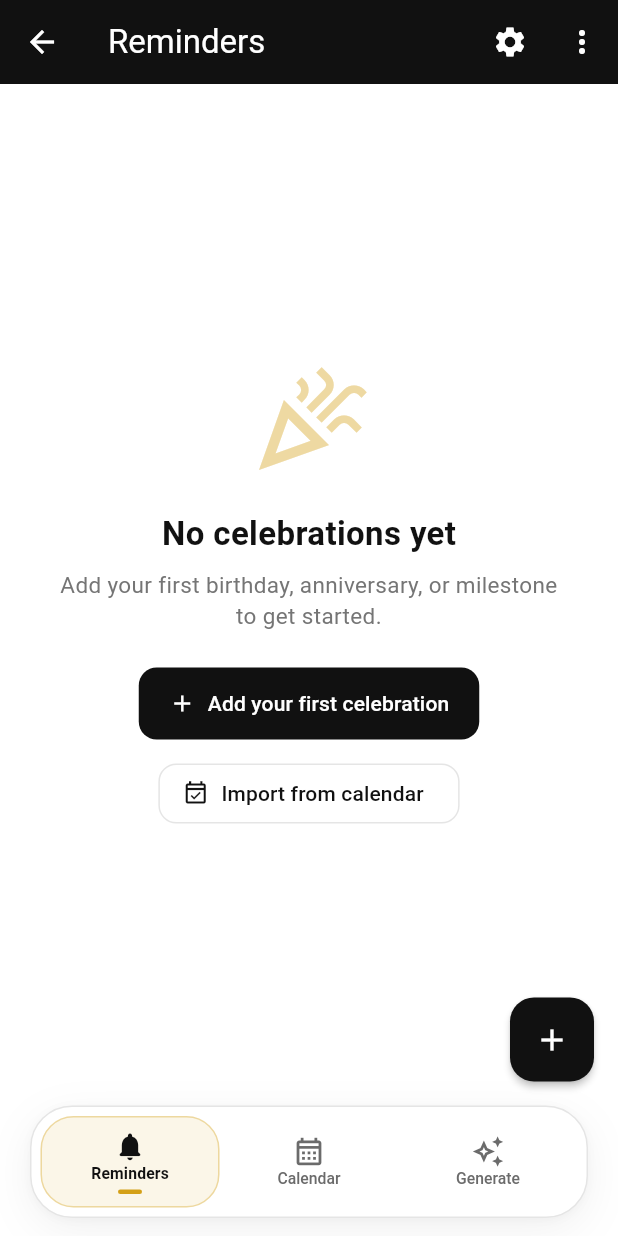
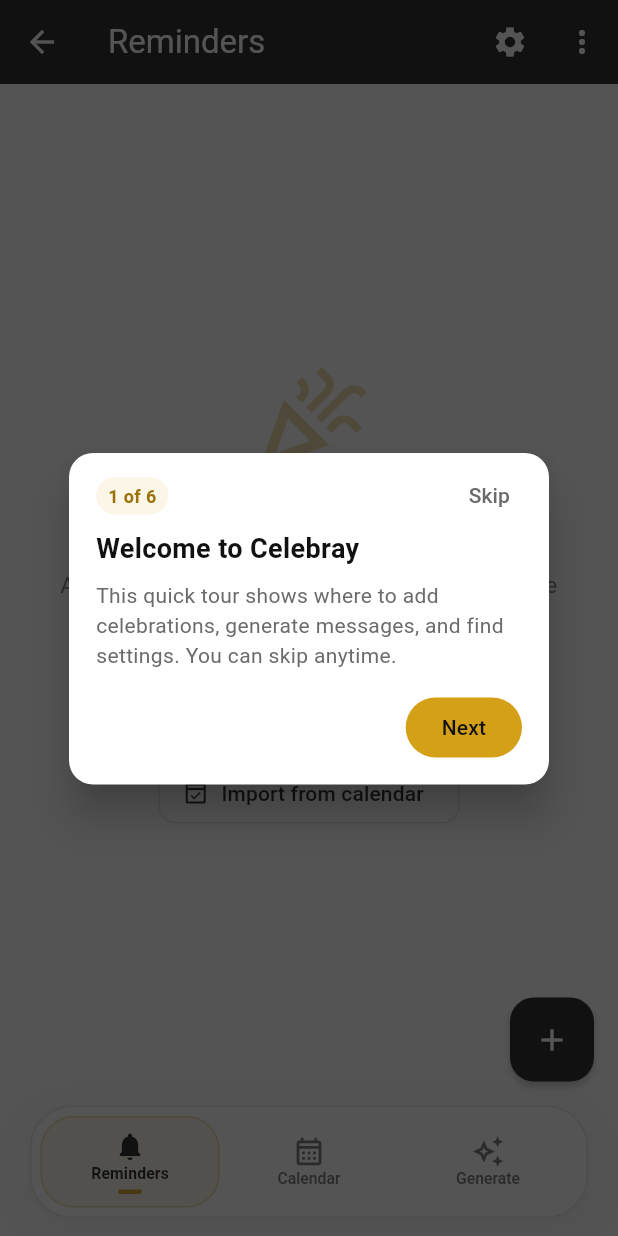
Before and after one commit to oluwasegunilori/celebray, a Flutter app: the HomeScreen screen opened by its route, on a phone screen of 412 x 824 dp. Run offline on Flutter 3.47's test engine with Material 3 defaults, Android fonts, the phone set to English and light mode, and no system bars; our stand-ins replace equatable, firebase_auth, firebase_core, firebase_crashlytics, flutter_local_notifications, flutter_riverpod and 13 more; missing offline and left inert: device_calendar; accounts and stored records are empty; generated files the repository leaves out were written again.

Commit message:
Add dismissible first-time home screen tutorial overlay.
Spotlight walkthrough highlights add, settings, and navigation with a one-time coach mark flow persisted via SharedPreferences.

Co-authored-by: Cursor <cursoragent@cursor.com>

```diff
--- /dev/null
+++ b/lib/core/tutorial/feature_tutorial_overlay.dart
@@ -0,0 +1,297 @@
+import 'package:celebray/core/theme/app_theme.dart';
+import 'package:flutter/material.dart';
+
+class TutorialStep {
+  final String title;
+  final String body;
+  final GlobalKey? targetKey;
+  final int? tabIndex;
+
+  const TutorialStep({
+    required this.title,
+    required this.body,
+    this.targetKey,
+    this.tabIndex,
+  });
+}
+
+class FeatureTutorialOverlay extends StatefulWidget {
+  final List<TutorialStep> steps;
+  final int stepIndex;
+  final VoidCallback onNext;
+  final VoidCallback onSkip;
+
+  const FeatureTutorialOverlay({
+    super.key,
+    required this.steps,
+    required this.stepIndex,
+    required this.onNext,
+    required this.onSkip,
+  });
+
+  @override
+  State<FeatureTutorialOverlay> createState() => _FeatureTutorialOverlayState();
+}
+
+class _FeatureTutorialOverlayState extends State<FeatureTutorialOverlay> {
+  Rect? _targetRect;
+
+  @override
+  void initState() {
+    super.initState();
+    WidgetsBinding.instance.addPostFrameCallback((_) => _updateTargetRect());
+  }
+
+  @override
+  void didUpdateWidget(FeatureTutorialOverlay oldWidget) {
+    super.didUpdateWidget(oldWidget);
+    if (oldWidget.stepIndex != widget.stepIndex) {
+      WidgetsBinding.instance.addPostFrameCallback((_) => _updateTargetRect());
+    }
+  }
+
+  void _updateTargetRect() {
+    final step = widget.steps[widget.stepIndex];
+    final key = step.targetKey;
+    if (key == null) {
+      if (_targetRect != null) {
+        setState(() => _targetRect = null);
+      }
+      return;
+    }
+
+    final context = key.currentContext;
+    if (context == null) return;
+
+    final renderBox = context.findRenderObject() as RenderBox?;
+    if (renderBox == null || !renderBox.hasSize) return;
+
+    final offset = renderBox.localToGlobal(Offset.zero);
+    final rect = offset & renderBox.size;
+    if (_targetRect != rect) {
+      setState(() => _targetRect = rect);
+    }
+  }
+
+  @override
+  Widget build(BuildContext context) {
+    final step = widget.steps[widget.stepIndex];
+    final isLastStep = widget.stepIndex == widget.steps.length - 1;
+    final mediaQuery = MediaQuery.of(context);
+    final screenSize = mediaQuery.size;
+    final padding = mediaQuery.padding;
+
+    return Material(
+      color: Colors.transparent,
+      child: Stack(
+        children: [
+          Positioned.fill(
+            child: GestureDetector(
+              onTap: widget.onNext,
+              behavior: HitTestBehavior.opaque,
+              child: CustomPaint(
+                painter: _SpotlightPainter(
+                  hole: _targetRect?.inflate(8),
+                  borderRadius: 14,
+                ),
+                child: const SizedBox.expand(),
+              ),
+            ),
+          ),
+          if (_targetRect != null)
+            Positioned(
+              left: _targetRect!.left - 4,
+              top: _targetRect!.top - 4,
+              width: _targetRect!.width + 8,
+              height: _targetRect!.height + 8,
+              child: IgnorePointer(
+                child: DecoratedBox(
+                  decoration: BoxDecoration(
+                    borderRadius: BorderRadius.circular(14),
+                    border: Border.all(color: AppTheme.accent, width: 2),
+                    boxShadow: [
+                      BoxShadow(
+                        color: AppTheme.accent.withValues(alpha: 0.35),
+                        blurRadius: 16,
+                      ),
+                    ],
+                  ),
+                ),
+              ),
+            ),
+          _TooltipCard(
+            title: step.title,
+            body: step.body,
+            stepIndex: widget.stepIndex,
+            stepCount: widget.steps.length,
+            isLastStep: isLastStep,
+            targetRect: _targetRect,
+            screenSize: screenSize,
+            safePadding: padding,
+            onNext: widget.onNext,
+            onSkip: widget.onSkip,
+          ),
+        ],
+      ),
+    );
+  }
+}
+
+class _TooltipCard extends StatelessWidget {
+  final String title;
+  final String body;
+  final int stepIndex;
+  final int stepCount;
+  final bool isLastStep;
+  final Rect? targetRect;
+  final Size screenSize;
+  final EdgeInsets safePadding;
+  final VoidCallback onNext;
+  final VoidCallback onSkip;
+
+  const _TooltipCard({
+    required this.title,
+    required this.body,
+    required this.stepIndex,
+    required this.stepCount,
+    required this.isLastStep,
+    required this.targetRect,
+    required this.screenSize,
+    required this.safePadding,
+    required this.onNext,
+    required this.onSkip,
+  });
+
+  @override
+  Widget build(BuildContext context) {
+    const cardWidth = 320.0;
+    const horizontalInset = 20.0;
+    final left = ((screenSize.width - cardWidth) / 2)
+        .clamp(horizontalInset, screenSize.width - cardWidth - horizontalInset);
+
+    double top;
+    if (targetRect == null) {
+      top = (screenSize.height - 220) / 2;
+    } else if (targetRect!.center.dy > screenSize.height * 0.55) {
+      top = (targetRect!.top - 196).clamp(
+        safePadding.top + 16,
+        screenSize.height - 220,
+      );
+    } else {
+      top = (targetRect!.bottom + 16).clamp(
+        safePadding.top + 16,
+        screenSize.height - 220,
+      );
+    }
+
+    return Positioned(
+      left: left,
+      top: top,
+      width: cardWidth,
+      child: Material(
+        elevation: 12,
+        borderRadius: BorderRadius.circular(16),
+        color: AppTheme.white,
+        child: Padding(
+          padding: const EdgeInsets.fromLTRB(18, 16, 18, 14),
+          child: Column(
+            mainAxisSize: MainAxisSize.min,
+            crossAxisAlignment: CrossAxisAlignment.start,
+            children: [
+              Row(
+                children: [
+                  Container(
+                    padding: const EdgeInsets.symmetric(
+                      horizontal: 8,
+                      vertical: 4,
+                    ),
+                    decoration: BoxDecoration(
+                      color: AppTheme.accentLight,
+                      borderRadius: BorderRadius.circular(999),
+                    ),
+                    child: Text(
+                      '${stepIndex + 1} of $stepCount',
+                      style: const TextStyle(
+                        fontSize: 12,
+                        fontWeight: FontWeight.w600,
+                        color: AppTheme.accentDark,
+                      ),
+                    ),
+                  ),
+                  const Spacer(),
+                  TextButton(
+                    onPressed: onSkip,
+                    style: TextButton.styleFrom(
+                      foregroundColor: AppTheme.textSecondary,
+                      padding: const EdgeInsets.symmetric(horizontal: 8),
+                      minimumSize: Size.zero,
+                      tapTargetSize: MaterialTapTargetSize.shrinkWrap,
+                    ),
+                    child: const Text('Skip'),
+                  ),
+                ],
+              ),
+              const SizedBox(height: 10),
+              Text(
+                title,
+                style: const TextStyle(
+                  fontSize: 18,
+                  fontWeight: FontWeight.bold,
+                  color: AppTheme.black,
+                ),
+              ),
+              const SizedBox(height: 8),
+              Text(
+                body,
+                style: const TextStyle(
+                  fontSize: 14,
+                  height: 1.45,
+                  color: AppTheme.textSecondary,
+                ),
+              ),
+              const SizedBox(height: 14),
+              Align(
+                alignment: Alignment.centerRight,
+                child: FilledButton(
+                  onPressed: onNext,
+                  child: Text(isLastStep ? 'Got it' : 'Next'),
+                ),
+              ),
+            ],
+          ),
+        ),
+      ),
+    );
+  }
+}
+
+class _SpotlightPainter extends CustomPainter {
+  final Rect? hole;
+  final double borderRadius;
+
+  _SpotlightPainter({required this.hole, required this.borderRadius});
+
+  @override
+  void paint(Canvas canvas, Size size) {
+    final overlay = Path()
+      ..addRect(Rect.fromLTWH(0, 0, size.width, size.height));
+
+    if (hole != null) {
+      overlay.addRRect(
+        RRect.fromRectAndRadius(hole!, Radius.circular(borderRadius)),
+      );
+    }
+
+    overlay.fillType = PathFillType.evenOdd;
+
+    canvas.drawPath(
+      overlay,
+      Paint()..color = AppTheme.black.withValues(alpha: 0.72),
+    );
+  }
+
+  @override
+  bool shouldRepaint(covariant _SpotlightPainter oldDelegate) {
+    return oldDelegate.hole != hole;
+  }
+}
--- /dev/null
+++ b/lib/core/tutorial/home_tutorial_steps.dart
@@ -0,0 +1,50 @@
+import 'package:celebray/core/tutorial/feature_tutorial_overlay.dart';
+import 'package:flutter/material.dart';
+
+List<TutorialStep> buildHomeTutorialSteps({
+  required GlobalKey fabKey,
+  required GlobalKey settingsKey,
+  required GlobalKey calendarNavKey,
+  required GlobalKey generateNavKey,
+}) {
+  return [
+    const TutorialStep(
+      title: 'Welcome to Celebray',
+      body:
+          'This quick tour shows where to add celebrations, generate messages, and find settings. You can skip anytime.',
+    ),
+    TutorialStep(
+      title: 'Add a celebration',
+      body:
+          'Tap + to add a birthday, anniversary, or milestone. You can also import dates from your calendar.',
+      targetKey: fabKey,
+      tabIndex: 0,
+    ),
+    TutorialStep(
+      title: 'Settings & import',
+      body:
+          'Open settings for alerts, feedback, and account options. Use the menu to import from your calendar.',
+      targetKey: settingsKey,
+      tabIndex: 0,
+    ),
+    TutorialStep(
+      title: 'Calendar view',
+      body:
+          'See upcoming celebrations on a calendar. Tap a day to view or add events.',
+      targetKey: calendarNavKey,
+      tabIndex: 0,
+    ),
+    TutorialStep(
+      title: 'Generate messages',
+      body:
+          'Pick an event, choose a tone, and create AI-powered greetings to share.',
+      targetKey: generateNavKey,
+      tabIndex: 0,
+    ),
+    const TutorialStep(
+      title: 'You\'re all set',
+      body:
+          'Add your first celebration and Celebray will remind you at midnight on the big day.',
+    ),
+  ];
+}
--- /dev/null
+++ b/lib/core/tutorial/tutorial_storage.dart
@@ -0,0 +1,15 @@
+import 'package:shared_preferences/shared_preferences.dart';
+
+class TutorialStorage {
+  static const _homeTutorialKey = 'hasSeenHomeTutorial';
+
+  static Future<bool> hasSeenHomeTutorial() async {
+    final prefs = await SharedPreferences.getInstance();
+    return prefs.getBool(_homeTutorialKey) ?? false;
+  }
+
+  static Future<void> markHomeTutorialSeen() async {
+    final prefs = await SharedPreferences.getInstance();
+    await prefs.setBool(_homeTutorialKey, true);
+  }
+}
--- a/lib/core/widgets/home_toolbar_actions.dart
+++ b/lib/core/widgets/home_toolbar_actions.dart
@@ -6,7 +6,9 @@ import 'package:flutter/material.dart';
 enum _ToolbarMenuAction { importCalendar }
 
 class HomeToolbarActions extends StatelessWidget {
-  const HomeToolbarActions({super.key});
+  final GlobalKey? settingsKey;
+
+  const HomeToolbarActions({super.key, this.settingsKey});
 
   static Future<void> openCalendarImport(BuildContext context) async {
     final draft = await CalendarImportSheet.show(context);
@@ -21,6 +23,7 @@ class HomeToolbarActions extends StatelessWidget {
       mainAxisSize: MainAxisSize.min,
       children: [
         IconButton(
+          key: settingsKey,
           icon: const Icon(Icons.settings),
           onPressed: () => Navigator.pushNamed(context, '/settings'),
         ),
--- a/lib/features/home/presentation/home_screen.dart
+++ b/lib/features/home/presentation/home_screen.dart
@@ -3,6 +3,9 @@ import 'package:celebray/features/generator/presentation/generator_screen.dart';
 import 'package:celebray/features/home/widgets/elegant_bottom_nav.dart';
 import 'package:celebray/features/notifications/notification_navigation_handler.dart';
 import 'package:celebray/features/reminders/presentation/reminders_screen.dart';
+import 'package:celebray/core/tutorial/feature_tutorial_overlay.dart';
+import 'package:celebray/core/tutorial/home_tutorial_steps.dart';
+import 'package:celebray/core/tutorial/tutorial_storage.dart';
 import 'package:flutter/material.dart';
 
 class HomeScreen extends StatefulWidget {
@@ -14,24 +17,73 @@ class HomeScreen extends StatefulWidget {
 
 class _HomeScreenState extends State<HomeScreen> {
   int _currentIndex = 0;
+  bool _showTutorial = false;
+  int _tutorialStep = 0;
+
+  final _fabKey = GlobalKey();
+  final _settingsKey = GlobalKey();
+  final _calendarNavKey = GlobalKey();
+  final _generateNavKey = GlobalKey();
+
+  late final List<TutorialStep> _tutorialSteps = buildHomeTutorialSteps(
+    fabKey: _fabKey,
+    settingsKey: _settingsKey,
+    calendarNavKey: _calendarNavKey,
+    generateNavKey: _generateNavKey,
+  );
 
   @override
   void initState() {
     super.initState();
     WidgetsBinding.instance.addPostFrameCallback((_) {
       NotificationNavigationHandler.consumePendingNavigation();
+      _maybeStartTutorial();
+    });
+  }
+
+  Future<void> _maybeStartTutorial() async {
+    if (await TutorialStorage.hasSeenHomeTutorial()) return;
+    if (!mounted) return;
+    setState(() => _showTutorial = true);
+  }
+
+  Future<void> _finishTutorial() async {
+    await TutorialStorage.markHomeTutorialSeen();
+    if (!mounted) return;
+    setState(() => _showTutorial = false);
+  }
+
+  void _advanceTutorial() {
+    if (_tutorialStep >= _tutorialSteps.length - 1) {
+      _finishTutorial();
+      return;
+    }
+
+    final nextStep = _tutorialStep + 1;
+    final tabIndex = _tutorialSteps[nextStep].tabIndex;
+
+    setState(() {
+      _tutorialStep = nextStep;
+      if (tabIndex != null) {
+        _currentIndex = tabIndex;
+      }
     });
   }
 
   @override
   Widget build(BuildContext context) {
     final screens = [
-      const RemindersScreen(),
+      RemindersScreen(
+        fabKey: _fabKey,
+        settingsKey: _settingsKey,
+      ),
       const CalendarScreen(),
       const GeneratorScreen(),
     ];
 
-    return Scaffold(
+    return Stack(
+      children: [
+        Scaffold(
           body: IndexedStack(
             index: _currentIndex,
             children: screens,
@@ -41,8 +93,21 @@ class _HomeScreenState extends State<HomeScreen> {
             child: ElegantBottomNav(
               currentIndex: _currentIndex,
               onTap: (index) => setState(() => _currentIndex = index),
+              calendarTabKey: _calendarNavKey,
+              generateTabKey: _generateNavKey,
             ),
           ),
+        ),
+        if (_showTutorial)
+          Positioned.fill(
+            child: FeatureTutorialOverlay(
+              steps: _tutorialSteps,
+              stepIndex: _tutorialStep,
+              onNext: _advanceTutorial,
+              onSkip: _finishTutorial,
+            ),
+          ),
+      ],
     );
   }
 }
--- a/lib/features/home/widgets/elegant_bottom_nav.dart
+++ b/lib/features/home/widgets/elegant_bottom_nav.dart
@@ -4,11 +4,15 @@ import 'package:flutter/material.dart';
 class ElegantBottomNav extends StatelessWidget {
   final int currentIndex;
   final ValueChanged<int> onTap;
+  final GlobalKey? calendarTabKey;
+  final GlobalKey? generateTabKey;
 
   const ElegantBottomNav({
     super.key,
     required this.currentIndex,
     required this.onTap,
+    this.calendarTabKey,
+    this.generateTabKey,
   });
 
   static const _tabs = [
@@ -52,11 +56,19 @@ class ElegantBottomNav extends StatelessWidget {
       ),
       child: Row(
         children: List.generate(_tabs.length, (index) {
+          GlobalKey? tabKey;
+          if (index == 1) {
+            tabKey = calendarTabKey;
+          } else if (index == 2) {
+            tabKey = generateTabKey;
+          }
+
           return Expanded(
             child: _NavItem(
               tab: _tabs[index],
               isSelected: currentIndex == index,
               onTap: () => onTap(index),
+              targetKey: tabKey,
             ),
           );
         }),
@@ -81,18 +93,20 @@ class _NavItem extends StatelessWidget {
   final _NavTab tab;
   final bool isSelected;
   final VoidCallback onTap;
+  final GlobalKey? targetKey;
 
   const _NavItem({
     required this.tab,
     required this.isSelected,
     required this.onTap,
+    this.targetKey,
   });
 
   @override
   Widget build(BuildContext context) {
-    return Material(
+    final navItem = Material(
       color: Colors.transparent,
-        child: InkWell(
+      child: InkWell(
         key: ValueKey('bottom_nav_${tab.label.toLowerCase()}'),
         onTap: onTap,
         borderRadius: BorderRadius.circular(22),
@@ -150,5 +164,9 @@ class _NavItem extends StatelessWidget {
         ),
       ),
     );
+
+    if (targetKey == null) return navItem;
+
+    return KeyedSubtree(key: targetKey, child: navItem);
   }
 }
--- a/lib/features/reminders/presentation/reminders_screen.dart
+++ b/lib/features/reminders/presentation/reminders_screen.dart
@@ -13,7 +13,14 @@ import 'package:flutter/material.dart';
 import 'package:flutter_riverpod/flutter_riverpod.dart';
 
 class RemindersScreen extends ConsumerWidget {
-  const RemindersScreen({super.key});
+  final GlobalKey? fabKey;
+  final GlobalKey? settingsKey;
+
+  const RemindersScreen({
+    super.key,
+    this.fabKey,
+    this.settingsKey,
+  });
 
   @override
   Widget build(BuildContext context, WidgetRef ref) {
@@ -102,7 +109,9 @@ class RemindersScreen extends ConsumerWidget {
     return Scaffold(
       appBar: AppBar(
         title: const Text('Reminders'),
-        actions: const [HomeToolbarActions()],
+        actions: [
+          HomeToolbarActions(settingsKey: settingsKey),
+        ],
       ),
       body: eventsAsync.when(
         data: (events) => events.isEmpty
@@ -120,6 +129,7 @@ class RemindersScreen extends ConsumerWidget {
         error: (err, _) => Center(child: Text('Error: $err')),
       ),
       floatingActionButton: FloatingActionButton(
+        key: fabKey,
         heroTag: 'reminders_fab',
         onPressed: () => openAddEventSheet(),
         child: const Icon(Icons.add),
```
Lines whose indentation alone changed are shown as unchanged.
